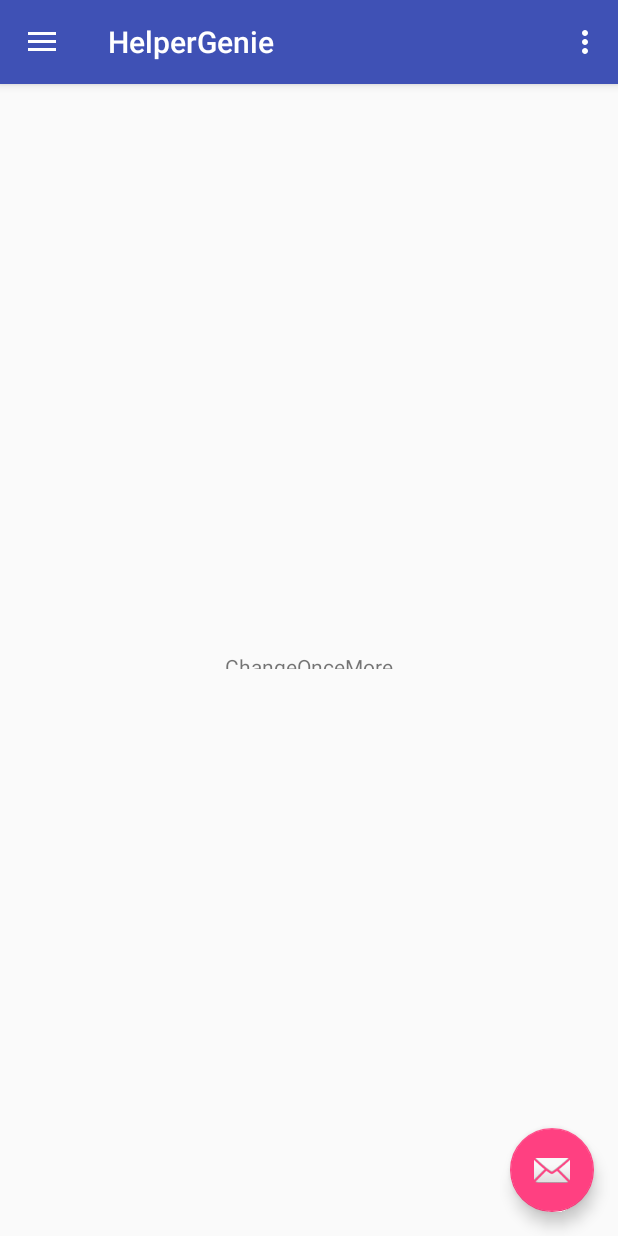
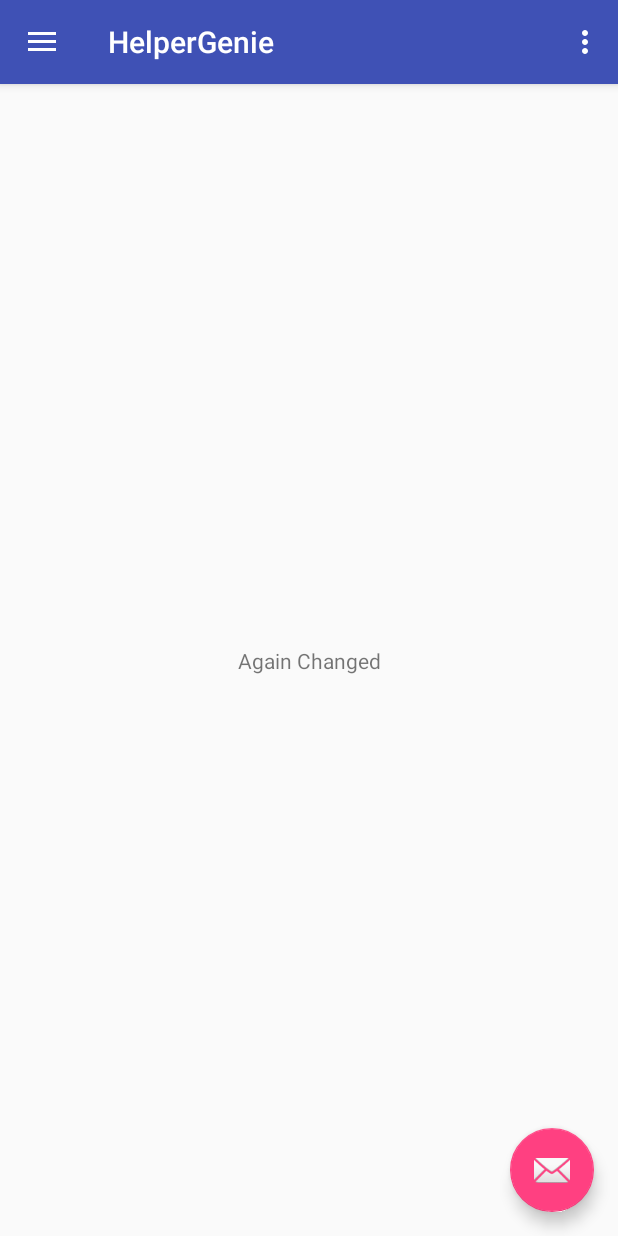
Before and after one commit to Lad-Rahul/HelperGenie, an Android app: the screen it shows after launch (MainActivity), on a phone screen of 412 x 824 dp. Run offline under Robolectric (Android 15) with nearby library versions, the phone set to English and light mode, and no system bars.

Commit message:
Commit BY Pranav from Android Studio

```diff
--- a/app/src/main/res/layout/content_main.xml
+++ b/app/src/main/res/layout/content_main.xml
@@ -10,8 +10,8 @@
 
     <TextView
         android:layout_width="wrap_content"
-        android:layout_height="11dp"
-        android:text="ChangeOnceMore"
+        android:layout_height="wrap_content"
+        android:text="Again Changed"
         app:layout_constraintBottom_toBottomOf="parent"
         app:layout_constraintLeft_toLeftOf="parent"
         app:layout_constraintRight_toRightOf="parent"
```
